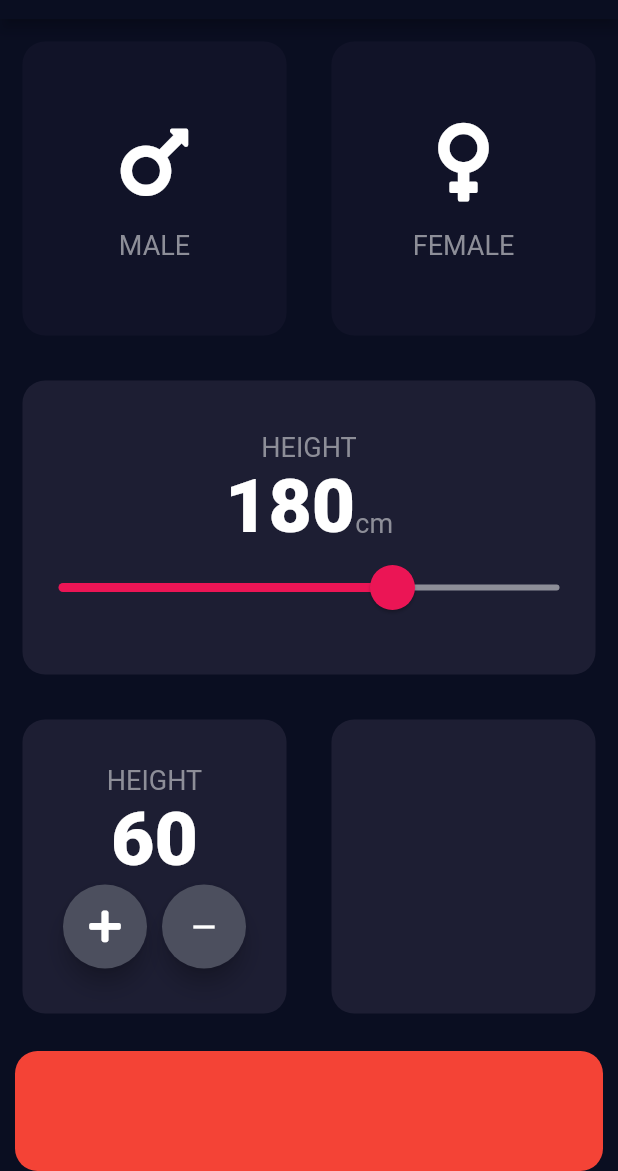
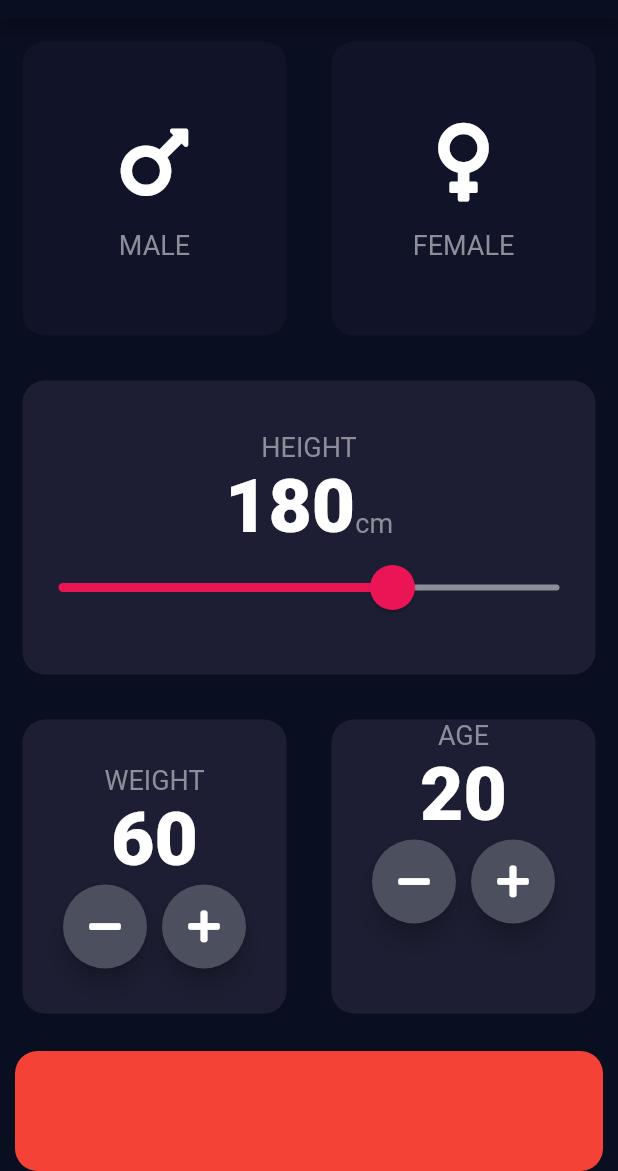
Before and after one commit to tk-code-dev/flutter_bmi, a Flutter app: the screen it shows after launch, on a phone screen of 412 x 824 dp, the part 65-1236 px from its top. Run offline on Flutter 3.47's test engine with Material 2 defaults, Android fonts, the phone set to English and light mode, and no system bars; our stand-ins replace font_awesome_flutter.

Commit message:
Add Age and Weight Button

```diff
--- a/lib/input_page.dart
+++ b/lib/input_page.dart
@@ -15,6 +15,7 @@ class _InputPageState extends State<InputPage> {
   Gender selectedGender;
   int height = 180;
   int weight = 60;
+  int age = 20;
 
   @override
   Widget build(BuildContext context) {
@@ -122,7 +123,7 @@ class _InputPageState extends State<InputPage> {
                         mainAxisAlignment: MainAxisAlignment.center,
                         children: <Widget>[
                           Text(
-                            'HEIGHT',
+                            'WEIGHT',
                             style: kLabelTextStyle,
                           ),
                           Text(
@@ -133,17 +134,24 @@ class _InputPageState extends State<InputPage> {
                             mainAxisAlignment: MainAxisAlignment.center,
                             crossAxisAlignment: CrossAxisAlignment.center,
                             children: <Widget>[
-                              RoundIconButton(icon: FontAwesomeIcons.plus),
+                              RoundIconButton(
+                                icon: FontAwesomeIcons.minus,
+                                onPressed: () {
+                                  setState(() {
+                                    weight--;
+                                  });
+                                },
+                              ),
                               SizedBox(
                                 width: 10.0,
                               ),
-                              FloatingActionButton(
-                                onPressed: () {},
-                                backgroundColor: Color(0xFF4C4F5E),
-                                child: Icon(
-                                  Icons.remove,
-                                  color: Colors.white,
-                                ),
+                              RoundIconButton(
+                                icon: FontAwesomeIcons.plus,
+                                onPressed: () {
+                                  setState(() {
+                                    weight++;
+                                  });
+                                },
                               ),
                             ],
                           )
@@ -154,6 +162,43 @@ class _InputPageState extends State<InputPage> {
                   Expanded(
                     child: ReusableCard(
                       colour: kActiveCardColour,
+                      cardChild: Column(
+                        children: <Widget>[
+                          Text(
+                            'AGE',
+                            style: kLabelTextStyle,
+                          ),
+                          Text(
+                            age.toString(),
+                            style: kNumberTextStyle,
+                          ),
+                          Row(
+                            mainAxisAlignment: MainAxisAlignment.center,
+                            crossAxisAlignment: CrossAxisAlignment.center,
+                            children: <Widget>[
+                              RoundIconButton(
+                                icon: FontAwesomeIcons.minus,
+                                onPressed: () {
+                                  setState(() {
+                                    age--;
+                                  });
+                                },
+                              ),
+                              SizedBox(
+                                width: 10.0,
+                              ),
+                              RoundIconButton(
+                                icon: FontAwesomeIcons.plus,
+                                onPressed: () {
+                                  setState(() {
+                                    age++;
+                                  });
+                                },
+                              )
+                            ],
+                          )
+                        ],
+                      ),
                     ),
                   ),
                 ],
@@ -175,11 +220,12 @@ class _InputPageState extends State<InputPage> {
 
 class RoundIconButton extends StatelessWidget {
   final IconData icon;
-  RoundIconButton({this.icon});
+  final Function onPressed;
+  RoundIconButton({@required this.icon, @required this.onPressed});
   @override
   Widget build(BuildContext context) {
     return RawMaterialButton(
-      onPressed: () {},
+      onPressed: onPressed,
       child: Icon(icon),
       elevation: 6.0,
       constraints: BoxConstraints.tightFor(width: 56.0, height: 56.0),
```
